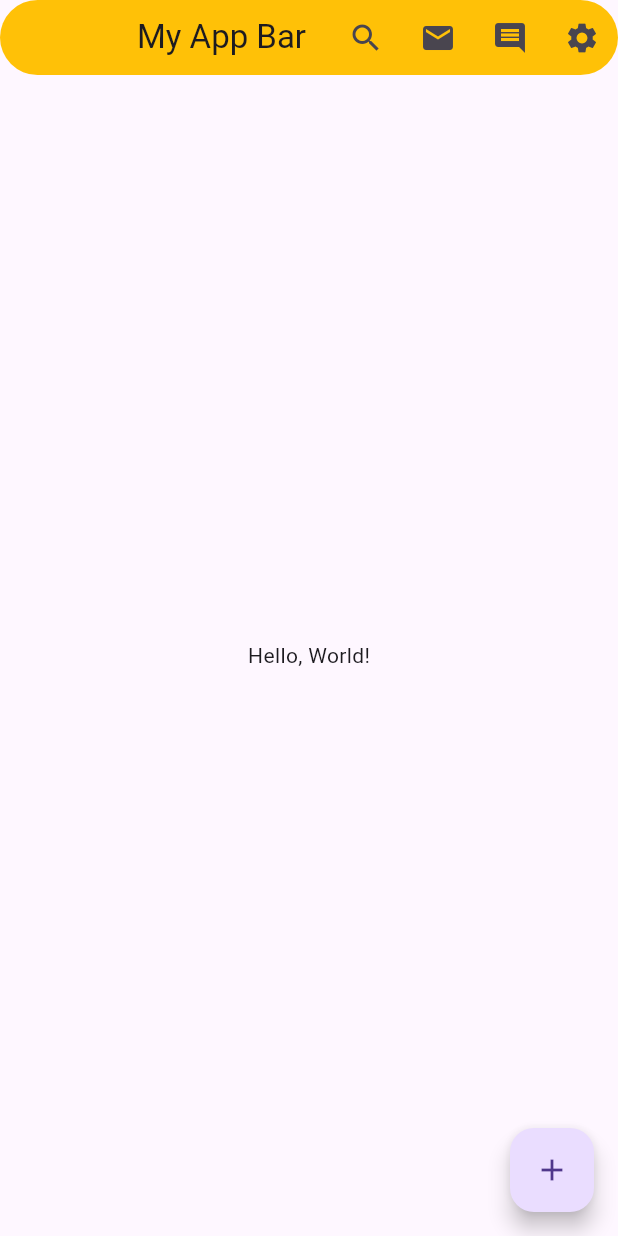
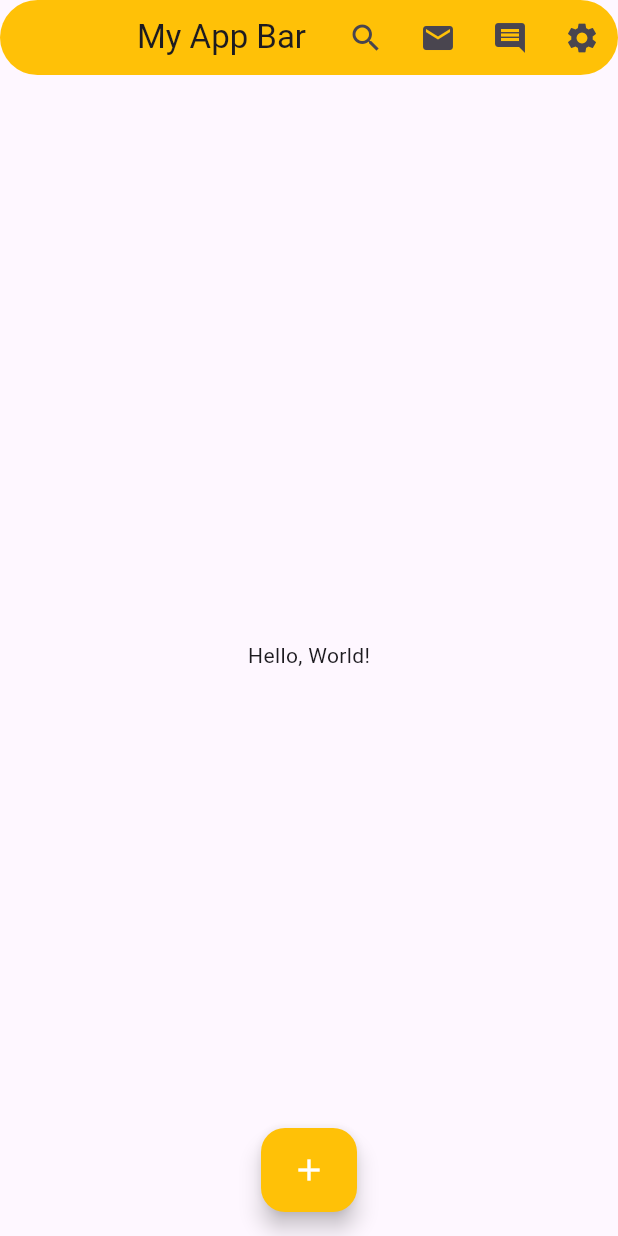
Before and after one commit to 07fahim/Flutter, a Flutter app: the HomeActivity screen opened directly, on a phone screen of 412 x 824 dp. Run offline on Flutter 3.47's test engine with Material 3 defaults, Android fonts, the phone set to English and light mode, and no system bars.

Commit message:
floatingaction button

```diff
--- a/lib/Widgets/floatingaction_button.dart
+++ b/lib/Widgets/floatingaction_button.dart
@@ -63,9 +63,12 @@ class HomeActivity extends StatelessWidget {
               icon: const Icon(Icons.settings)),
         ],
       ),
-      floatingActionButton: FloatingActionButton(
+      floatingActionButtonLocation: FloatingActionButtonLocation.centerFloat,
+      floatingActionButton: FloatingActionButton.extended(
         onPressed: () {},
-        child: Icon(Icons.add),
+        label: Icon(Icons.add),
+        backgroundColor: Colors.amber,
+        foregroundColor: Colors.white,
       ),
       body: const Center(
         child: Text('Hello, World!'),
```
